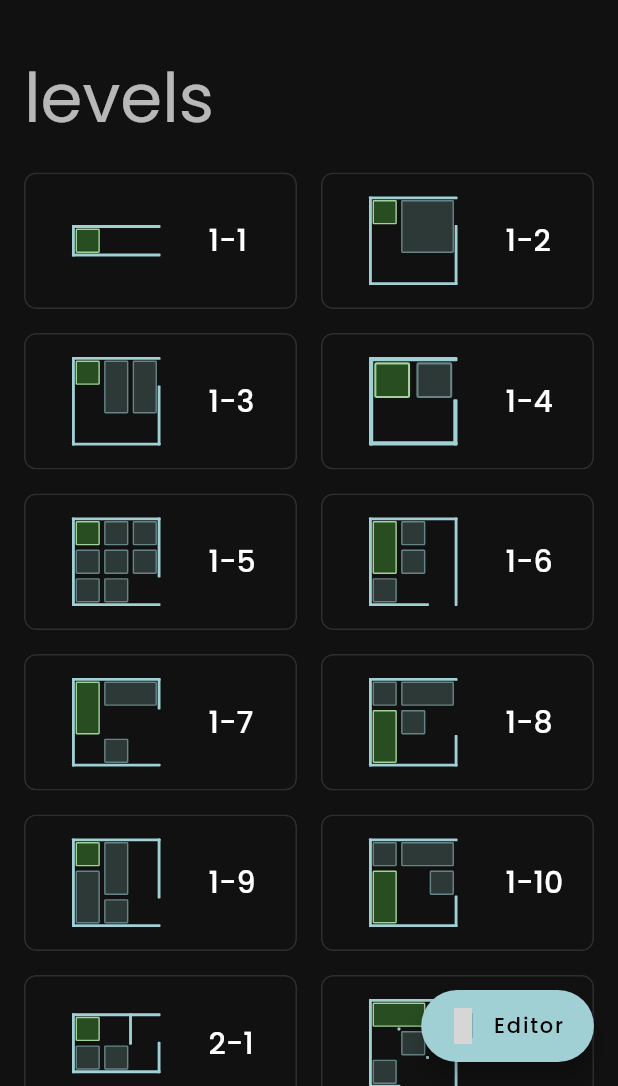
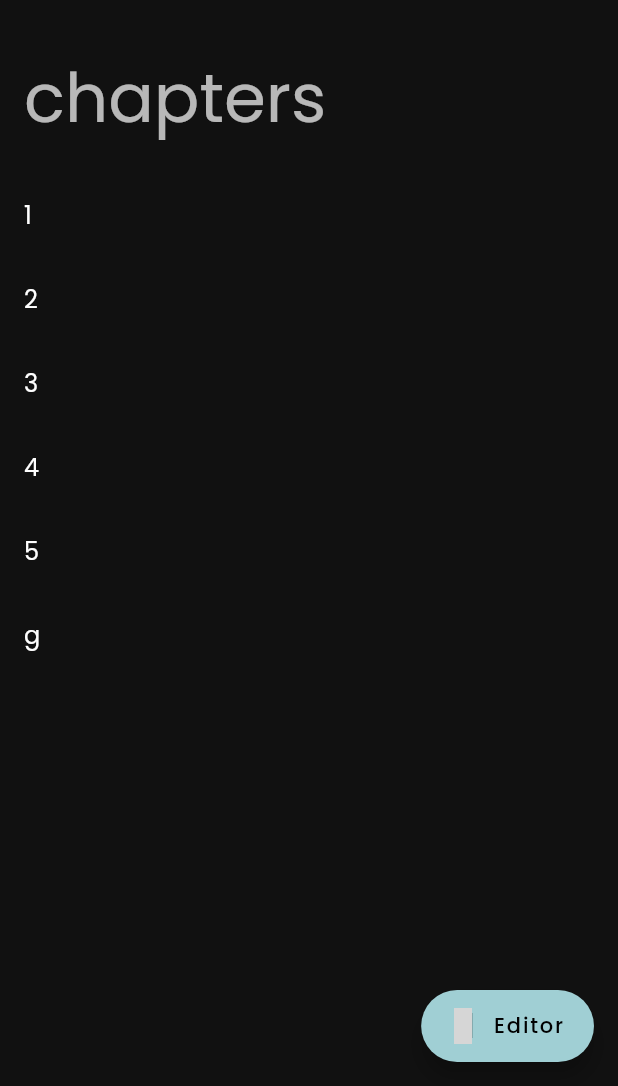
Before and after one commit to vgkgopalsaroja/blocked, a Flutter app: the screen it shows after launch, on a phone screen of 412 x 824 dp, the part 150-1236 px from its top. Run offline on Flutter 3.47's test engine with Material 2 defaults, Android fonts, the phone set to English and light mode, and no system bars; our stand-ins replace equatable, flex_color_scheme, flutter_bloc, google_fonts, material_design_icons_flutter, yaml; missing offline and left inert: flutter_portal; grey boxes are pictures that could not be loaded.

Commit message:
Add level chapters

```diff
--- a/lib/level/level_reader.dart
+++ b/lib/level/level_reader.dart
@@ -35,26 +35,6 @@ bool isTileType(Tile tile, Tile type) {
   return (tile & type) == type;
 }
 
-class LevelData {
-  const LevelData({
-    required this.name,
-    this.hint,
-    required this.map,
-  });
-
-  final String name;
-  final String? hint;
-  final String map;
-
-  Level toLevel() {
-    return Level(
-      name,
-      hint: hint,
-      initialState: LevelReader.parseLevel(map),
-    );
-  }
-}
-
 extension on int {
   int segmentToTileCount() {
     return 1 + this * 2;
@@ -66,7 +46,8 @@ extension on int {
 }
 
 class LevelReader {
-  static Future<List<LevelData>> readLevels() async {
+  static Future<List<LevelChapter>> readLevels() async {
+    final chapters = <LevelChapter>[];
     final levels = <LevelData>[];
     final data = await rootBundle.loadString('assets/levels.yaml');
     final mapData = loadYaml(data);
@@ -80,7 +61,27 @@ class LevelReader {
         map: map,
       ));
     }
-    return levels;
+    final chapterMap = <String, List<LevelData>>{};
+
+    for (var level in levels) {
+      final chapter = level.name[0];
+      if (!chapterMap.containsKey(chapter)) {
+        chapterMap[chapter] = [];
+      }
+      chapterMap[chapter]!.add(level);
+    }
+
+    return chapterMap.entries.map((entry) {
+      final chapterName = entry.key;
+      final chapterLevels = entry.value;
+      final chapter = LevelChapter(
+        chapterName,
+        'level description',
+        chapterLevels,
+      );
+      chapters.add(chapter);
+      return chapter;
+    }).toList();
   }
 
   static String stateToMapString(LevelState state) {
--- /dev/null
+++ b/lib/level_selection/view/chapter_selection_page.dart
@@ -0,0 +1,57 @@
+import 'package:flutter/material.dart';
+import 'package:flutter_bloc/flutter_bloc.dart';
+import 'package:material_design_icons_flutter/material_design_icons_flutter.dart';
+import 'package:slide/models/models.dart';
+import 'package:slide/routing/navigator_cubit.dart';
+
+class ChapterSelectionPage extends StatelessWidget {
+  const ChapterSelectionPage(this.chapters, {Key? key}) : super(key: key);
+
+  final List<LevelChapter> chapters;
+
+  @override
+  Widget build(BuildContext context) {
+    return Scaffold(
+      floatingActionButton: FloatingActionButton.extended(
+        onPressed: () {
+          context.read<NavigatorCubit>().navigateToEditor('');
+        },
+        label: const Text('Editor'),
+        icon: const Icon(MdiIcons.vectorSquareEdit),
+      ),
+      body: CustomScrollView(
+        slivers: [
+          SliverToBoxAdapter(
+              child: Padding(
+            padding: const EdgeInsets.all(16.0),
+            child: Column(
+              crossAxisAlignment: CrossAxisAlignment.start,
+              children: [
+                Text('slide', style: Theme.of(context).textTheme.displayMedium),
+                const SizedBox(height: 32),
+                Text('chapters',
+                    style: Theme.of(context).textTheme.displaySmall),
+              ],
+            ),
+          )),
+          SliverList(
+            delegate: SliverChildBuilderDelegate(
+              (context, index) {
+                final chapter = chapters[index];
+                return ListTile(
+                  title: Text(chapter.name),
+                  onTap: () {
+                    context
+                        .read<NavigatorCubit>()
+                        .navigateToLevelSelection(chapter.name);
+                  },
+                );
+              },
+              childCount: chapters.length,
+            ),
+          ),
+        ],
+      ),
+    );
+  }
+}
--- a/lib/level_selection/view/level_selection_page.dart
+++ b/lib/level_selection/view/level_selection_page.dart
@@ -1,7 +1,5 @@
 import 'package:flutter/material.dart';
 import 'package:flutter_bloc/flutter_bloc.dart';
-import 'package:material_design_icons_flutter/material_design_icons_flutter.dart';
-import 'package:slide/level/level.dart';
 import 'package:slide/models/models.dart';
 import 'package:slide/puzzle/puzzle.dart';
 import 'package:slide/routing/routing.dart';
@@ -16,16 +14,7 @@ class LevelSelectionPage extends StatelessWidget {
   @override
   Widget build(BuildContext context) {
     return Scaffold(
-      floatingActionButton: FloatingActionButton.extended(
-        onPressed: () {
-          context.read<NavigatorCubit>().navigateToEditor('');
-        },
-        label: const Text('Editor'),
-        icon: const Icon(MdiIcons.vectorSquareEdit),
-      ),
       body: CustomScrollView(
-        shrinkWrap: true,
-        primary: false,
         slivers: [
           SliverToBoxAdapter(
               child: Padding(
--- a/lib/main.dart
+++ b/lib/main.dart
@@ -8,13 +8,13 @@ import 'package:slide/routing/routing.dart';
 void main() async {
   WidgetsFlutterBinding.ensureInitialized();
   final levels = await LevelReader.readLevels();
-  runApp(MyApp(levels: levels));
+  runApp(MyApp(chapters: levels));
 }
 
 class MyApp extends StatefulWidget {
-  const MyApp({Key? key, required this.levels}) : super(key: key);
+  const MyApp({Key? key, required this.chapters}) : super(key: key);
 
-  final List<LevelData> levels;
+  final List<LevelChapter> chapters;
 
   @override
   State<MyApp> createState() => _MyAppState();
@@ -47,7 +47,7 @@ class _MyAppState extends State<MyApp> {
         surfaceMode: FlexSurfaceMode.highBackgroundLowScaffold,
       ),
       routerDelegate: AppRouterDelegate(
-        levelList: LevelList(widget.levels),
+        chapters: widget.chapters,
         navigatorKey: navigatorKey,
       ),
       routeInformationParser: AppRouteParser(),
--- /dev/null
+++ b/lib/models/level_chapter.dart
@@ -0,0 +1,9 @@
+import 'package:slide/models/models.dart';
+
+class LevelChapter {
+  LevelChapter(this.name, this.description, this.levels);
+
+  final String name;
+  final String description;
+  final List<LevelData> levels;
+}
--- /dev/null
+++ b/lib/models/level_data.dart
@@ -0,0 +1,22 @@
+import 'package:slide/level/level.dart';
+import 'package:slide/models/models.dart';
+
+class LevelData {
+  const LevelData({
+    required this.name,
+    this.hint,
+    required this.map,
+  });
+
+  final String name;
+  final String? hint;
+  final String map;
+
+  Level toLevel() {
+    return Level(
+      name,
+      hint: hint,
+      initialState: LevelReader.parseLevel(map),
+    );
+  }
+}
--- a/lib/models/level_list.dart
+++ b/lib/models/level_list.dart
@@ -1,5 +1,5 @@
 import 'package:collection/collection.dart';
-import 'package:slide/level/level.dart';
+import 'package:slide/models/models.dart';
 
 class LevelList {
   LevelList(this.levels);
--- a/lib/models/models.dart
+++ b/lib/models/models.dart
@@ -1,4 +1,6 @@
 export 'level.dart';
+export 'level_chapter.dart';
+export 'level_data.dart';
 export 'level_list.dart';
 export 'puzzle/puzzle.dart';
 export 'puzzle_specifications.dart';
--- a/lib/models/puzzle/segment.dart
+++ b/lib/models/puzzle/segment.dart
@@ -2,6 +2,7 @@ import 'dart:math';
 
 import 'package:collection/collection.dart';
 import 'package:slide/models/models.dart';
+import 'package:slide/puzzle/puzzle.dart';
 
 /// A line segment that can be placed in a [Puzzle].
 class Segment {
--- a/lib/routing/app_route_parser.dart
+++ b/lib/routing/app_route_parser.dart
@@ -13,20 +13,22 @@ class AppRouteParser extends RouteInformationParser<AppRoutePath> {
 
   AppRoutePath _parseRouteInformationSync(RouteInformation routeInformation) {
     if (routeInformation.location == null) {
-      return const LevelRoutePath.levelSelection();
+      return const LevelRoutePath.chapterSelection();
     }
     final uri = Uri.parse(routeInformation.location!);
 
     if (uri.pathSegments.isEmpty) {
-      return const LevelRoutePath.levelSelection();
+      return const LevelRoutePath.chapterSelection();
     } else {
       final firstSegment = uri.pathSegments.first;
       if (firstSegment == 'levels') {
         if (uri.pathSegments.length == 1) {
-          return const LevelRoutePath.levelSelection();
-        } else if (uri.pathSegments.length == 2 &&
-            uri.pathSegments[1].isNotEmpty) {
-          return LevelRoutePath.level(id: uri.pathSegments[1]);
+          return const LevelRoutePath.chapterSelection();
+        } else if (uri.pathSegments.length == 2) {
+          return LevelRoutePath.levelSelection(chapterId: uri.pathSegments[1]);
+        } else if (uri.pathSegments.length == 3) {
+          return LevelRoutePath.level(
+              chapterId: uri.pathSegments[1], levelId: uri.pathSegments[2]);
         }
       } else if (firstSegment == 'editor') {
         final secondSegment = uri.pathSegments.skip(1).firstOrNull;
@@ -48,7 +50,7 @@ class AppRouteParser extends RouteInformationParser<AppRoutePath> {
         return EditorRoutePath.editor(mapString);
       }
     }
-    return const LevelRoutePath.levelSelection();
+    return const LevelRoutePath.chapterSelection();
   }
 
   @override
--- a/lib/routing/app_route_path.dart
+++ b/lib/routing/app_route_path.dart
@@ -9,13 +9,17 @@ class AppRoutePath {
 }
 
 class LevelRoutePath extends AppRoutePath {
-  const LevelRoutePath.levelSelection()
+  const LevelRoutePath.chapterSelection()
+      : chapterId = null,
+        levelId = null,
+        super('/levels');
+  const LevelRoutePath.levelSelection({required this.chapterId})
       : levelId = null,
-        super('/levels');
-  const LevelRoutePath.level({required String id})
-      : levelId = id,
-        super('/levels/$id');
+        super('/levels/$chapterId');
+  const LevelRoutePath.level({required this.chapterId, required this.levelId})
+      : super('/levels/$chapterId/$levelId');
 
+  final String? chapterId;
   final String? levelId;
 }
 
```
Also changed, not shown: lib/editor/main/widgets/generated_board_controls.dart (+57 -0 lines), lib/level/view/level_page.dart (+20 -16 lines), lib/puzzle/widgets/board_controls.dart (+25 -6 lines), lib/routing/app_router_delegate.dart (+26 -8 lines), lib/routing/navigator_cubit.dart (+10 -5 lines), lib/solver/puzzle_solver.dart (+26 -5 lines).
